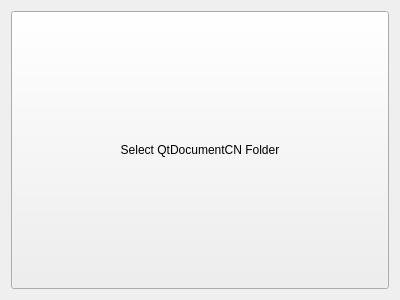
QtDocumentCN/Tools, file BookGenerater/mainwindow.ui: the form before one commit.
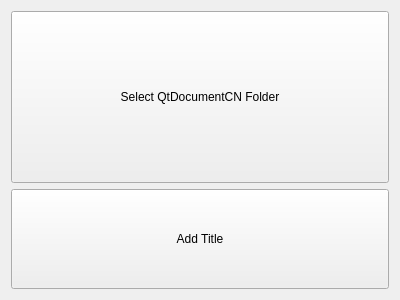
The form after the commit.

```diff
--- a/BookGenerater/mainwindow.ui
+++ b/BookGenerater/mainwindow.ui
@@ -30,6 +30,19 @@
         </property>
        </widget>
       </item>
+      <item>
+       <widget class="QPushButton" name="btnAddTitle">
+        <property name="minimumSize">
+         <size>
+          <width>30</width>
+          <height>100</height>
+         </size>
+        </property>
+        <property name="text">
+         <string>Add Title</string>
+        </property>
+       </widget>
+      </item>
      </layout>
     </item>
    </layout>
```
